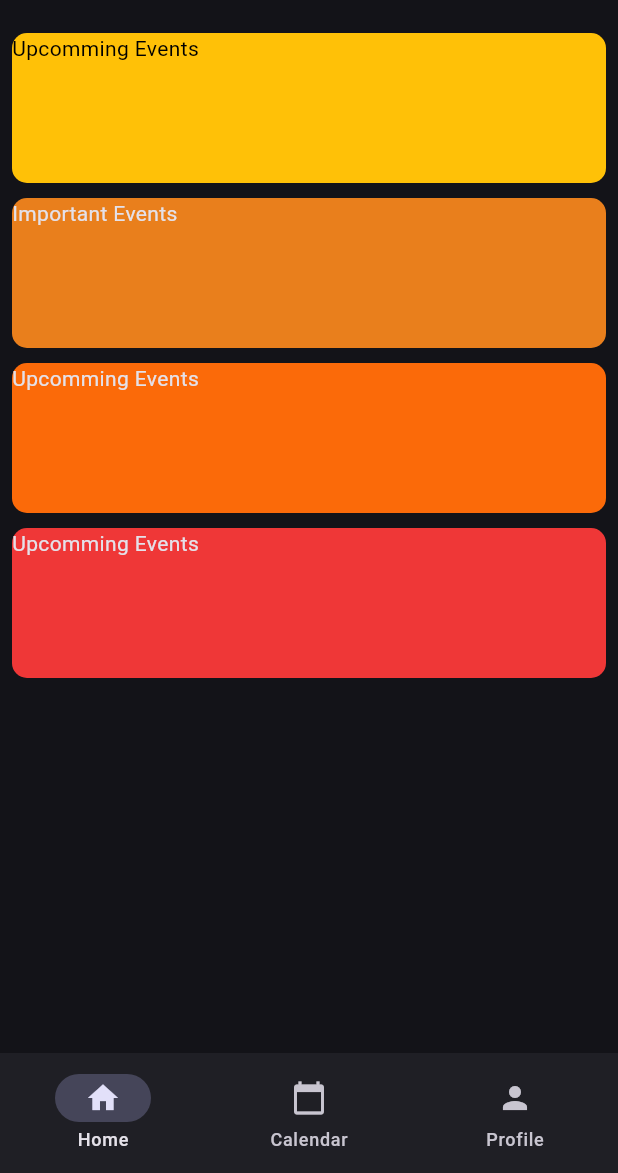
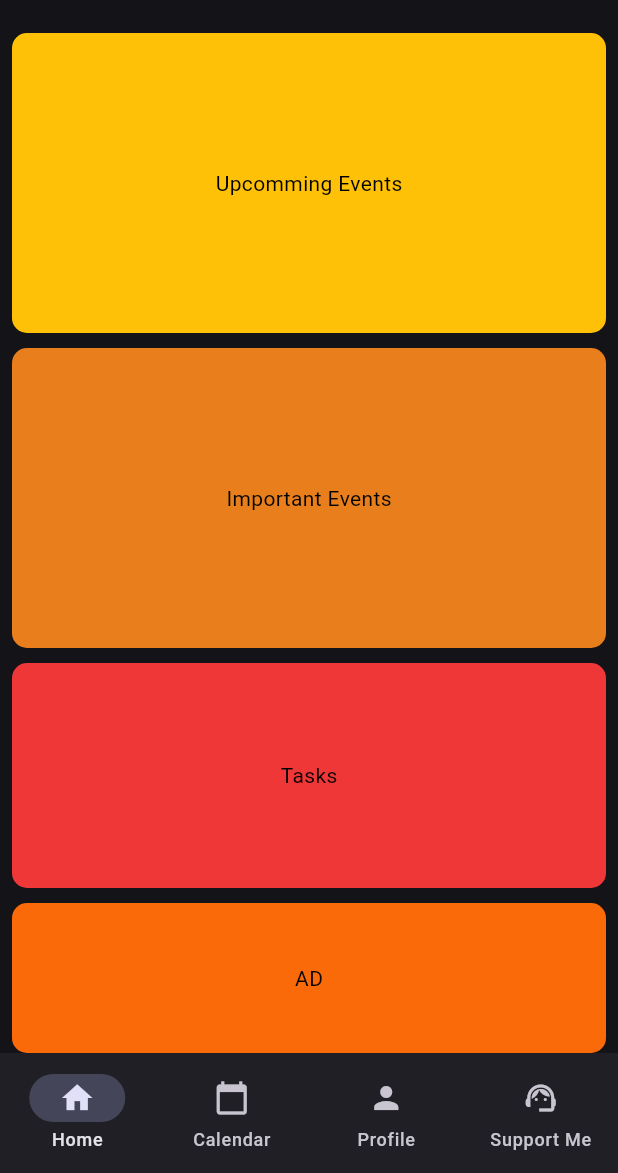
Before and after one commit to LostyGuy/Timetable-Grid-App, a Flutter app: the screen it shows after launch, on a phone screen of 412 x 824 dp, the part 63-1236 px from its top. Run offline on Flutter 3.47's test engine with Material 3 defaults, Android fonts, the phone set to English and light mode, and no system bars.

Commit message:
Created basic layout for HomePage, CalendarPage, ProfilePage. Added SupportMePage

```diff
--- a/flutter_application_1/lib/views/pages/homepage.dart
+++ b/flutter_application_1/lib/views/pages/homepage.dart
@@ -9,13 +9,14 @@ class HomePage extends StatelessWidget {
       padding: const EdgeInsets.all(8.0),
       child: Column(
         children: [
-          Container(
+          Container( //! 1st Box
             width: double.infinity,
-            height: 100,
+            height: 200,
             decoration: BoxDecoration(
               color: Colors.amber,
               borderRadius: BorderRadius.circular(10.0),
             ),
+            child: Center(
               child: Text(
                 'Upcomming Events',
                 style: TextStyle(
@@ -23,41 +24,63 @@ class HomePage extends StatelessWidget {
                 ),
               ),
             ),
-        Container(
+          ),
+        SizedBox(
           height: 10.0,
         ),
-        Container(
+        Container( //! 2nd Box
             width: double.infinity,
-            height: 100,
+            height: 200,
             decoration: BoxDecoration(
               color: const Color.fromARGB(255, 233, 127, 28),
               borderRadius: BorderRadius.circular(10.0),
             ),
-            child: Text('Important Events'),
+            child: Center(
+              child: Text(
+                'Important Events',
+                style: TextStyle(
+                  color: Colors.black,
                 ),
-        Container(
+              ),
+            ),
+          ),
+        SizedBox(
           height: 10.0,
         ),
-        Container(
+        Container( //! 4th Box
+            width: double.infinity,
+            height: 150,
+            decoration: BoxDecoration(
+              color: const Color.fromARGB(255, 239, 55, 55),
+              borderRadius: BorderRadius.circular(10.0),
+            ),
+            child: Center(
+              child: Text(
+                'Tasks',
+                style: TextStyle(
+                  color: Colors.black,
+                ),
+              ),
+            ),
+          ),
+          SizedBox(
+            height: 10.0,
+          ),
+          Container( //! 3rd Box
               width: double.infinity,
               height: 100,
               decoration: BoxDecoration(
                 color: const Color.fromARGB(255, 251, 106, 9),
                 borderRadius: BorderRadius.circular(10.0),
               ),
-          child: Text('Upcomming Events'),
+            child: Center(
+              child: Text(
+                'AD',
+                style: TextStyle(
+                  color: Colors.black,
                 ),
-        Container(
-          height: 10.0,
               ),
-        Container(
-            width: double.infinity,
-            height: 100,
-            decoration: BoxDecoration(
-              color: const Color.fromARGB(255, 239, 55, 55),
-              borderRadius: BorderRadius.circular(10.0),
             ),
-            child: Text('Upcomming Events'),
           ),
         ],
       ),
--- a/flutter_application_1/lib/widgets/navbar_widget.dart
+++ b/flutter_application_1/lib/widgets/navbar_widget.dart
@@ -27,6 +27,10 @@ class _NavbarWidgetState extends State<NavbarWidget> {
             icon: Icon(Icons.person),
             label: 'Profile'
             ),
+          NavigationDestination(
+            icon: Icon(Icons.support_agent),
+            label: 'Support Me'
+            ),
           ],
           onDestinationSelected: (value) {
             selectedPageNotifier.value = value;
--- a/flutter_application_1/lib/widgets/widget_tree.dart
+++ b/flutter_application_1/lib/widgets/widget_tree.dart
@@ -1,5 +1,6 @@
 import 'package:flutter/material.dart';
 import 'package:flutter_application_1/data/notifiers.dart';
+import 'package:flutter_application_1/views/pages/supportmepage.dart';
 import 'package:flutter_application_1/widgets/navbar_widget.dart';
 import 'package:flutter_application_1/views/pages/homepage.dart';
 import 'package:flutter_application_1/views/pages/profilepage.dart';
@@ -10,6 +11,7 @@ List<Widget> pages = [
   HomePage(),
   CalendarPage(),
   ProfilePage(),
+  SupportMePage(),
 ];
 
 class WidgetTree extends StatelessWidget {
@@ -21,7 +23,6 @@ class WidgetTree extends StatelessWidget {
       appBar: AppBar(
         title: Text('TimeTable'),
         centerTitle: true,
-
       ),
       body: ValueListenableBuilder(
         valueListenable:  selectedPageNotifier,
```
Also changed, not shown: flutter_application_1/lib/views/pages/calendarpage.dart (+42 -2 lines), flutter_application_1/lib/views/pages/profilepage.dart (+41 -2 lines), flutter_application_1/lib/views/pages/supportmepage.dart (added, +12 -0 lines), 1 other file. Lines whose indentation alone changed are shown as unchanged.
